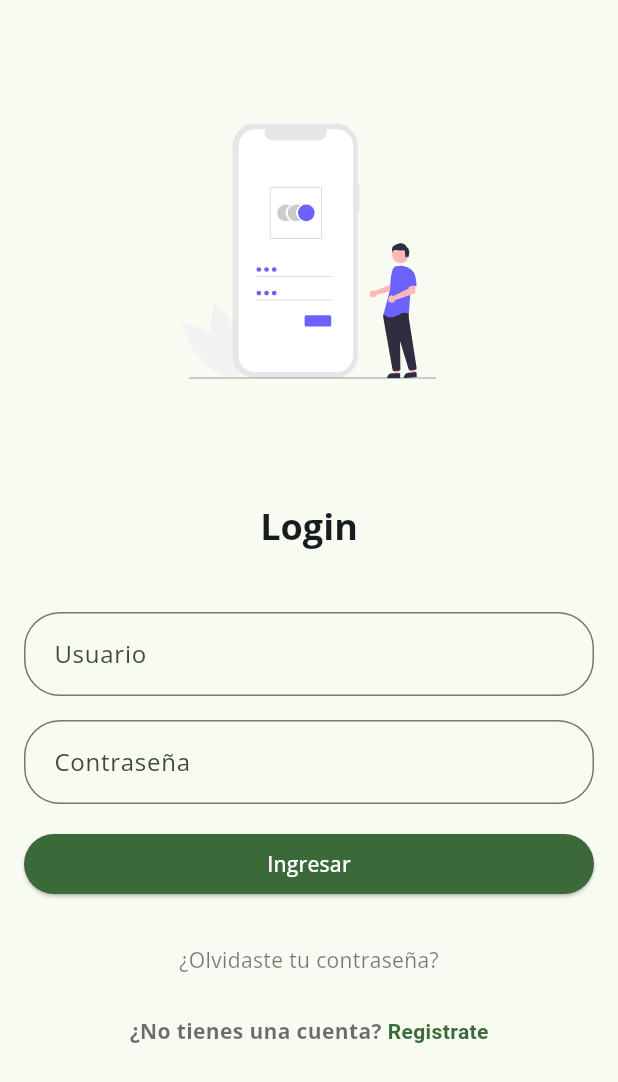
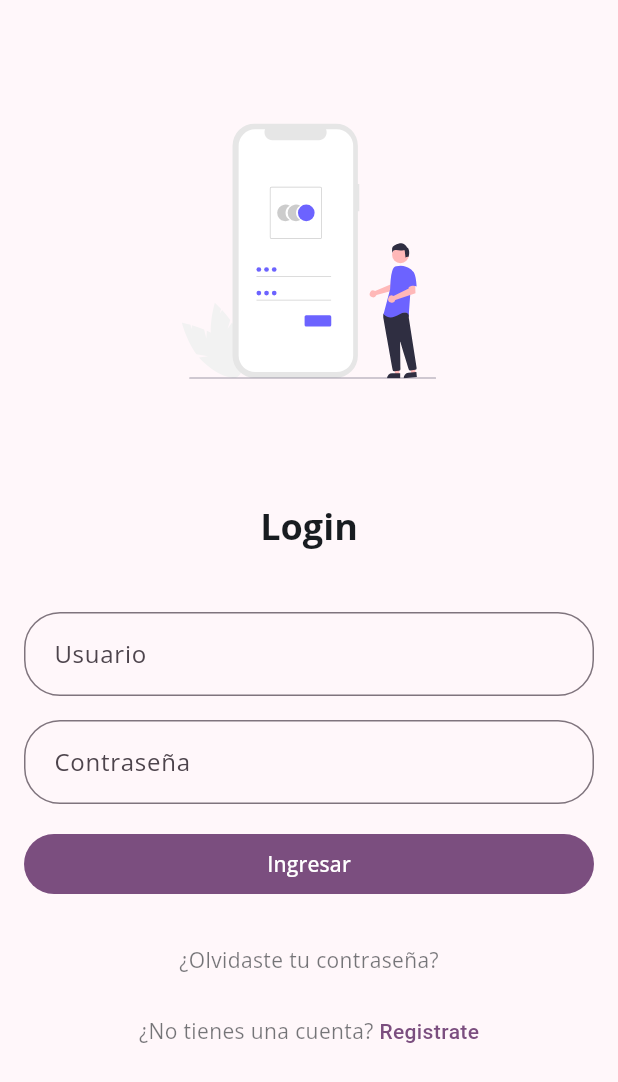
Before and after one commit to carlospsarmiento/CleanArchitecture_Flutter_Ecommerce, a Flutter app: the screen it shows after launch, on a phone screen of 412 x 824 dp. Shown: the top 1082 px of the screen. Run offline on Flutter 3.47's test engine with Material 3 defaults, Android fonts, the phone set to English and light mode, and no system bars; our stand-ins replace dartz, dio, equatable, flutter_bloc, flutter_svg, get_it and 1 more.

```diff
--- a/lib/core/di/di.dart
+++ b/lib/core/di/di.dart
@@ -9,7 +9,7 @@ import 'package:get_it/get_it.dart';
 
 final di = GetIt.instance;
 
-Future<void> init() async{
+Future<void> initDi() async{
 
   // globals
   di.registerSingleton<DioClient>(DioClient());
--- a/lib/features/auth/presentation/screens/login_screen.dart
+++ b/lib/features/auth/presentation/screens/login_screen.dart
@@ -1,4 +1,8 @@
+import 'package:app_flutter/features/auth/presentation/bloc/auth_cubit.dart';
+import 'package:app_flutter/features/auth/presentation/bloc/auth_state.dart';
+import 'package:app_flutter/shared/presentation/widgets/custom_progress_dialog.dart';
 import 'package:flutter/material.dart';
+import 'package:flutter_bloc/flutter_bloc.dart';
 import 'package:flutter_svg/flutter_svg.dart';
 
 class LoginScreen extends StatelessWidget {
@@ -12,31 +16,15 @@ class LoginScreen extends StatelessWidget {
     final screenHeight = MediaQuery.of(context).size.height;
 
     return Scaffold(
-      body: SafeArea(
+        body: BlocListener<AuthCubit,AuthState>(
+          listener: (context, state) => _listenAuthCubit(context,state),
+          child: SafeArea(
             child: SingleChildScrollView(
                   padding: const EdgeInsets.symmetric(horizontal: 16.0),
+                  child: SizedBox(
+                    width: double.infinity,
                     child: Column(
                       children: [
-                  /*
-                  FilledButton(
-                      onPressed: (){},
-                      child: Text("FilledButton")
-                  ),
-                  OutlinedButton(
-                      onPressed: (){},
-                      child: Text("OutlinedButton")),
-                  ElevatedButton(
-                    onPressed: (){},
-                    style: ElevatedButton.styleFrom(
-                        backgroundColor: Colors.white70,
-                        elevation: 1
-                    ),
-                    child: Text("ElevatedButton"),
-                  ),
-                  Switch(
-                      value: false,
-                      onChanged: (value){}),
-                  */
                         SizedBox(height: screenHeight * 0.1),
                         _widgetLogo(),
                         SizedBox(height: screenHeight * 0.1),
@@ -45,9 +33,45 @@ class LoginScreen extends StatelessWidget {
                         _widgetForm(context)
                       ],
                     ),
+                  ),
                 )
             ),
+        ),
     );
+  }
+
+  void _listenAuthCubit(BuildContext context, AuthState state){
+    if(state is AuthLoginLoadingState){
+      // Mostramos un indicador de carga
+      showDialog(
+          context: context,
+          barrierDismissible: false,
+          builder: (BuildContext context) => CustomProgressDialog(message: "Ingresando...")
+      );
+      /*
+      showDialog(
+          context: context,
+          barrierDismissible: false,
+          builder: (BuildContext context) => Center(
+            child: Column(
+              mainAxisSize: MainAxisSize.min,
+              children: [
+                CircularProgressIndicator(
+                    color: Theme.of(context).colorScheme.inversePrimary
+                ),
+                SizedBox(height: 16),
+                Text(
+                  "Cargando...",
+                  style: Theme.of(context).textTheme.titleMedium?.copyWith(
+                      color: Theme.of(context).colorScheme.inversePrimary
+                  )
+                )
+              ],
+            ),
+          )
+      );
+      */
+    }
   }
 
   Widget _widgetLogo(){
@@ -125,35 +149,17 @@ class LoginScreen extends StatelessWidget {
   }
 
   Widget _widgetButtonSignIn(BuildContext context){
-    /*
-    return ElevatedButton(
+    return SizedBox(
+      width: MediaQuery.of(context).size.width ,
+      child: FilledButton(
           onPressed: () {
             if (_formKey.currentState!.validate()) {
               _formKey.currentState!.save();
-            // Navigate to the main screen
+
+              // usamos el cubit para iniciar sesion
+              context.read<AuthCubit>().login("abc", "123");
             }
           },
-      style: ElevatedButton.styleFrom(
-        backgroundColor: Theme.of(context).colorScheme.primary,
-        foregroundColor: Theme.of(context).colorScheme.onPrimary,
-        minimumSize: const Size(double.infinity,52)
-      ),
-      child: Text("Ingresar")
-    );
-    */
-    return SizedBox(
-      width: MediaQuery.of(context).size.width ,
-      child: ElevatedButton(
-          onPressed: () {
-            if (_formKey.currentState!.validate()) {
-              _formKey.currentState!.save();
-              // Navigate to the main screen
-            }
-          },
-          style: ElevatedButton.styleFrom(
-              backgroundColor: Theme.of(context).colorScheme.primary,
-              foregroundColor: Theme.of(context).colorScheme.onPrimary,
-          ),
           child: Text("Ingresar")
       ),
     );
@@ -188,7 +194,8 @@ class LoginScreen extends StatelessWidget {
             TextSpan(
               text: "Registrate",
               style: TextStyle(
-                  color: Theme.of(context).colorScheme.primary
+                  color: Theme.of(context).colorScheme.primary,
+                  fontWeight: FontWeight.w500
               ),
             ),
           ],
@@ -199,10 +206,9 @@ class LoginScreen extends StatelessWidget {
             .copyWith(
           color: Theme.of(context)
               .textTheme
-              .bodyLarge!
+              .bodyMedium!
               .color!
-              .withOpacity(0.64),
-          fontWeight: FontWeight.bold
+              .withOpacity(0.6)
         ),
       ),
     );
--- a/lib/main.dart
+++ b/lib/main.dart
@@ -1,8 +1,12 @@
+import 'package:app_flutter/core/di/di.dart';
+import 'package:app_flutter/features/auth/presentation/bloc/auth_cubit.dart';
 import 'package:app_flutter/features/auth/presentation/screens/login_screen.dart';
 import 'package:app_flutter/shared/presentation/theme/app_theme.dart';
 import 'package:flutter/material.dart';
+import 'package:flutter_bloc/flutter_bloc.dart';
 
-void main() {
+void main() async{
+  await initDi();
   runApp(const MyApp());
 }
 
@@ -11,9 +15,15 @@ class MyApp extends StatelessWidget {
 
   @override
   Widget build(BuildContext context) {
-    return MaterialApp(
+    return MultiBlocProvider(
+      providers: [
+        BlocProvider(create: (BuildContext context) => di<AuthCubit>())
+      ],
+      child: MaterialApp(
         title: 'Flutter Demo',
         debugShowCheckedModeBanner: false,
+        theme: AppTheme.lightTheme,
+        home: LoginScreen()
         /*
         theme: ThemeData(
           colorScheme: ColorScheme.fromSeed(
@@ -24,10 +34,9 @@ class MyApp extends StatelessWidget {
           brightness: Brightness.light
         ),
         */
-      theme: AppTheme.lightTheme,
         //darkTheme: AppTheme.darkTheme,
         //themeMode: ThemeMode.system,
-      home: LoginScreen()
+      ),
     );
   }
 }
--- a/lib/shared/presentation/theme/app_theme.dart
+++ b/lib/shared/presentation/theme/app_theme.dart
@@ -6,7 +6,7 @@ class AppTheme {
   static ThemeData lightTheme = ThemeData(
     useMaterial3: true,
     brightness: Brightness.light,
-    colorSchemeSeed: Colors.green,
+    colorSchemeSeed: Colors.purple,
     /*
     colorScheme: ColorScheme.fromSeed(
         seedColor: Colors.green,
```
Also changed, not shown: lib/shared/presentation/widgets/custom_progress_dialog.dart (added, +31 -0 lines). Lines whose indentation alone changed are shown as unchanged.
